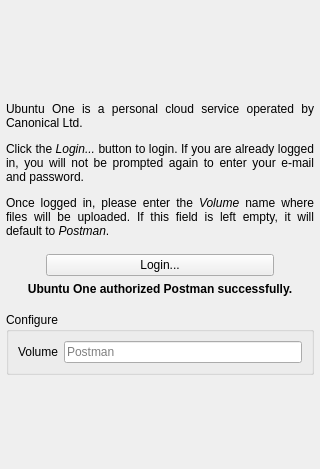
The window that data/ui/UbuntuOneConfigWidget.ui (eugenesan/postman) describes before a commit, drawn with Qt 5.
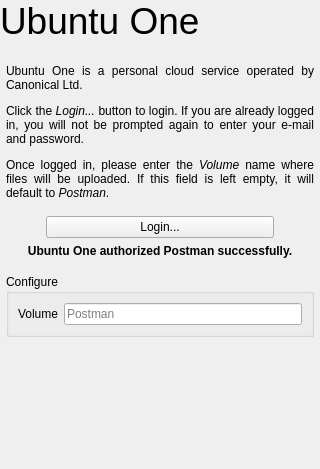
The same window after the commit. Icons and pictures are not drawn.

The edit to the form file:
```diff
--- a/data/ui/UbuntuOneConfigWidget.ui
+++ b/data/ui/UbuntuOneConfigWidget.ui
@@ -30,29 +30,33 @@
     <number>0</number>
    </property>
    <item>
-    <widget class="QFrame" name="frame">
-     <property name="minimumSize">
-      <size>
-       <width>0</width>
-       <height>90</height>
-      </size>
+    <widget class="QLabel" name="label_3">
+     <property name="font">
+      <font>
+       <pointsize>28</pointsize>
+      </font>
      </property>
-     <property name="maximumSize">
-      <size>
-       <width>16777215</width>
-       <height>90</height>
-      </size>
-     </property>
-     <property name="styleSheet">
-      <string notr="true">QFrame {
-	background-image: url(/opt/extras.ubuntu.com/postman/share/postman/media/ubuntuOneLogo.png);
-	background-repeat: none;
-	background-origin: border-box;
-	background-position: left center
-}</string>
+     <property name="text">
+      <string>Ubuntu One</string>
      </property>
     </widget>
    </item>
+   <item>
+    <spacer name="verticalSpacer_4">
+     <property name="orientation">
+      <enum>Qt::Vertical</enum>
+     </property>
+     <property name="sizeType">
+      <enum>QSizePolicy::Fixed</enum>
+     </property>
+     <property name="sizeHint" stdset="0">
+      <size>
+       <width>20</width>
+       <height>10</height>
+      </size>
+     </property>
+    </spacer>
+   </item>
    <item>
     <layout class="QVBoxLayout" name="verticalLayout_2">
      <property name="leftMargin">
```
